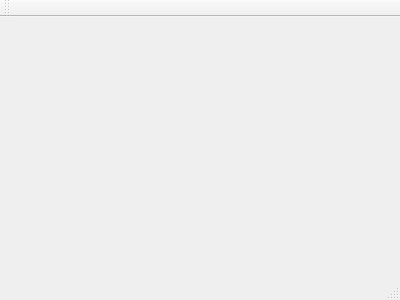
This is git/mainwindow.ui in yakuzaortega/Gestion-de-Proyectos-y-Calidad-de-Software as Qt 5 draws it before an edit. The edited form follows.
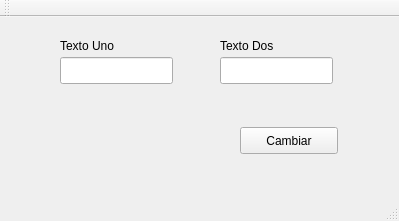
This is the edited form.

Commit message: creado los objetos de la interfaz y el primer slot

```diff
--- a/git/mainwindow.ui
+++ b/git/mainwindow.ui
@@ -1,24 +1,99 @@
 <ui version="4.0">
  <class>MainWindow</class>
- <widget class="QMainWindow" name="MainWindow" >
-  <property name="geometry" >
+ <widget class="QMainWindow" name="MainWindow">
+  <property name="geometry">
    <rect>
     <x>0</x>
     <y>0</y>
-    <width>400</width>
-    <height>300</height>
+    <width>399</width>
+    <height>221</height>
    </rect>
   </property>
   <property name="windowTitle" >
    <string>MainWindow</string>
   </property>
-  <widget class="QMenuBar" name="menuBar" />
-  <widget class="QToolBar" name="mainToolBar" />
-  <widget class="QWidget" name="centralWidget" />
-  <widget class="QStatusBar" name="statusBar" />
+  <widget class="QWidget" name="centralWidget">
+   <widget class="QPushButton" name="pushButton">
+    <property name="geometry">
+     <rect>
+      <x>240</x>
+      <y>110</y>
+      <width>98</width>
+      <height>27</height>
+     </rect>
+    </property>
+    <property name="text">
+     <string>Cambiar</string>
+    </property>
+   </widget>
+   <widget class="QLineEdit" name="txtDos">
+    <property name="geometry">
+     <rect>
+      <x>220</x>
+      <y>40</y>
+      <width>113</width>
+      <height>27</height>
+     </rect>
+    </property>
+   </widget>
+   <widget class="QLineEdit" name="txtUno">
+    <property name="geometry">
+     <rect>
+      <x>60</x>
+      <y>40</y>
+      <width>113</width>
+      <height>27</height>
+     </rect>
+    </property>
+   </widget>
+   <widget class="QLabel" name="label">
+    <property name="geometry">
+     <rect>
+      <x>60</x>
+      <y>20</y>
+      <width>67</width>
+      <height>17</height>
+     </rect>
+    </property>
+    <property name="text">
+     <string>Texto Uno</string>
+    </property>
+   </widget>
+   <widget class="QLabel" name="label_2">
+    <property name="geometry">
+     <rect>
+      <x>220</x>
+      <y>20</y>
+      <width>67</width>
+      <height>17</height>
+     </rect>
+    </property>
+    <property name="text">
+     <string>Texto Dos</string>
+    </property>
+   </widget>
+  </widget>
+  <widget class="QMenuBar" name="menuBar">
+   <property name="geometry">
+    <rect>
+     <x>0</x>
+     <y>0</y>
+     <width>399</width>
+     <height>25</height>
+    </rect>
+   </property>
+  </widget>
+  <widget class="QToolBar" name="mainToolBar">
+   <attribute name="toolBarArea">
+    <enum>TopToolBarArea</enum>
+   </attribute>
+   <attribute name="toolBarBreak">
+    <bool>false</bool>
+   </attribute>
+  </widget>
+  <widget class="QStatusBar" name="statusBar"/>
  </widget>
- <layoutDefault spacing="6" margin="11" />
- <pixmapfunction></pixmapfunction>
+ <layoutdefault spacing="6" margin="11"/>
  <resources/>
  <connections/>
 </ui>
```
Left out of the diff: 25 changed lines with no effect on the pictures. The commit also changes 2 other files.
